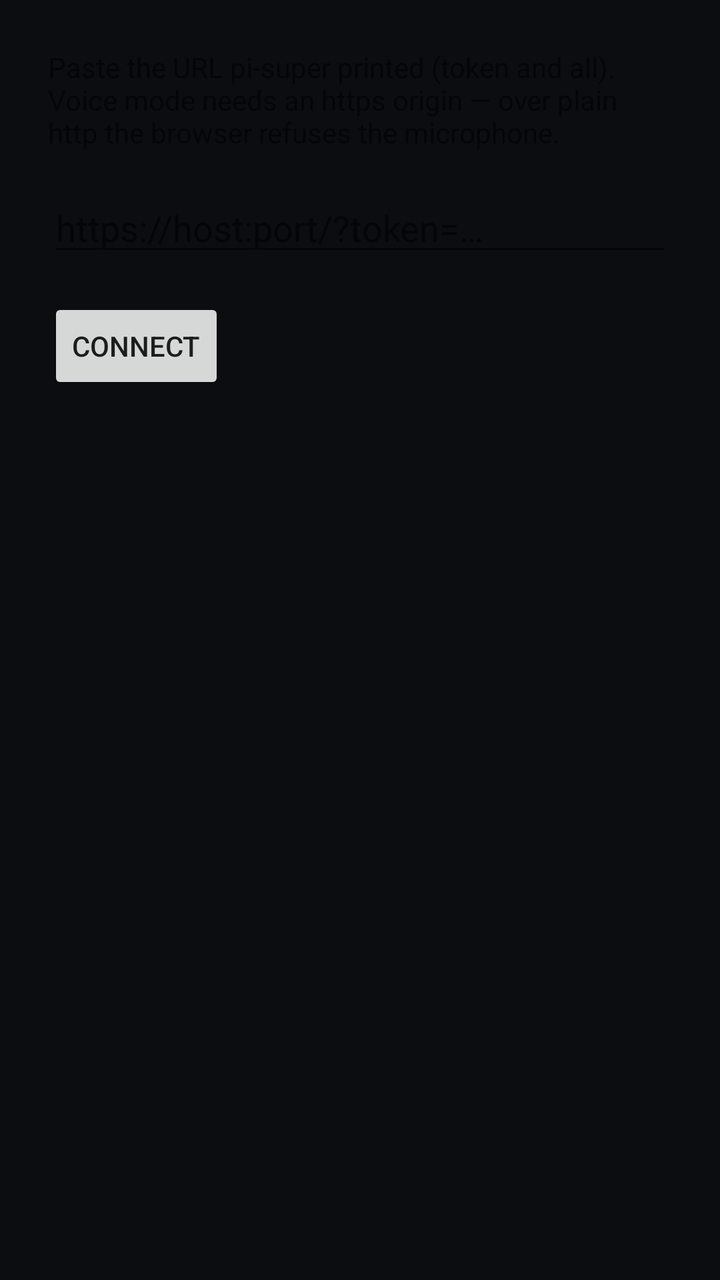
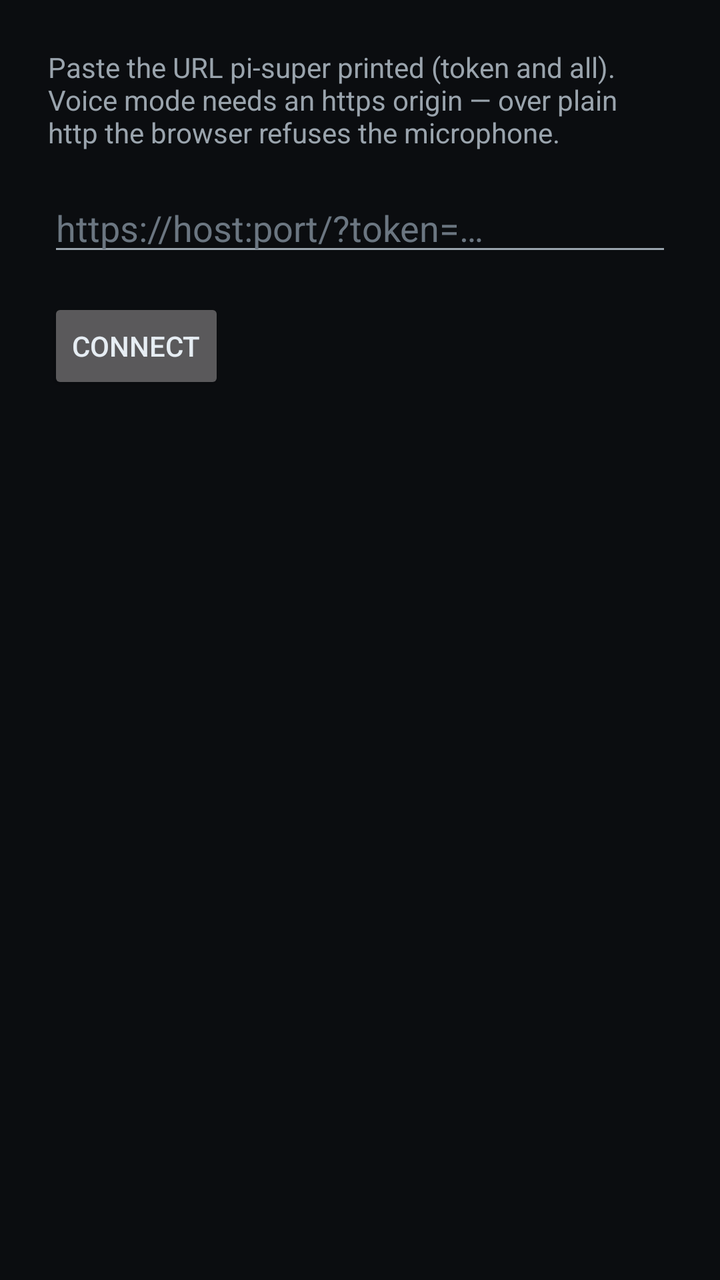

Compare the two renders of this Android layout. The source of the first and the diff that turns it into the second are given below.
<!-- AndroidManifest.xml: application theme Theme.PiSuper -->
<!-- res/layout/activity_setup.xml -->
<?xml version="1.0" encoding="utf-8"?>
<LinearLayout xmlns:android="http://schemas.android.com/apk/res/android"
	android:layout_width="match_parent"
	android:layout_height="match_parent"
	android:orientation="vertical"
	android:padding="24dp">

	<TextView
		android:layout_width="match_parent"
		android:layout_height="wrap_content"
		android:paddingBottom="16dp"
		android:text="@string/setup_explain" />

	<EditText
		android:id="@+id/url"
		android:layout_width="match_parent"
		android:layout_height="wrap_content"
		android:autofillHints="url"
		android:hint="@string/setup_hint"
		android:inputType="textUri" />

	<Button
		android:id="@+id/save"
		android:layout_width="wrap_content"
		android:layout_height="wrap_content"
		android:layout_marginTop="16dp"
		android:text="@string/setup_save" />
</LinearLayout>
<!-- resources referenced by this layout -->
<resources>
  <string name="setup_explain">Paste the URL pi-super printed (token and all). Voice mode needs an https origin — over plain http the browser refuses the microphone.</string>
  <string name="setup_hint">https://host:port/?token=…</string>
  <string name="setup_save">Connect</string>
  <style name="Theme.PiSuper" parent="Theme.AppCompat.DayNight.NoActionBar">
  		<item name="android:windowBackground">#0b0d10</item>
  	</style>
</resources>

<!-- the commit's change to res/layout/activity_setup.xml (unified diff, before → after) -->
@@ -1,7 +1,9 @@
 <?xml version="1.0" encoding="utf-8"?>
 <LinearLayout xmlns:android="http://schemas.android.com/apk/res/android"
+	android:id="@+id/root"
 	android:layout_width="match_parent"
 	android:layout_height="match_parent"
+	android:background="@color/bg"
 	android:orientation="vertical"
 	android:padding="24dp">
 
@@ -9,7 +11,8 @@
 		android:layout_width="match_parent"
 		android:layout_height="wrap_content"
 		android:paddingBottom="16dp"
-		android:text="@string/setup_explain" />
+		android:text="@string/setup_explain"
+		android:textColor="@color/fg_dim" />
 
 	<EditText
 		android:id="@+id/url"
@@ -17,7 +20,9 @@
 		android:layout_height="wrap_content"
 		android:autofillHints="url"
 		android:hint="@string/setup_hint"
-		android:inputType="textUri" />
+		android:inputType="textUri"
+		android:textColor="@color/fg"
+		android:textColorHint="@color/fg_hint" />
 
 	<Button
 		android:id="@+id/save"
<!-- resource entries referenced after the edit -->
@@ -1,10 +1,20 @@
 <!-- resources referenced by this layout -->
 <resources>
+  <color name="bg">#0b0d10</color>
+  <color name="fg">#e6edf3</color>
+  <color name="fg_dim">#9aa4ad</color>
+  <color name="fg_hint">#6b7681</color>
   <string name="setup_explain">Paste the URL pi-super printed (token and all). Voice mode needs an https origin — over plain http the browser refuses the microphone.</string>
   <string name="setup_hint">https://host:port/?token=…</string>
   <string name="setup_save">Connect</string>
-  <style name="Theme.PiSuper" parent="Theme.AppCompat.DayNight.NoActionBar">
-  		<item name="android:windowBackground">#0b0d10</item>
+  <style name="Theme.PiSuper" parent="Theme.AppCompat.NoActionBar">
+  		<item name="android:windowBackground">@color/bg</item>
+  		<item name="android:colorBackground">@color/bg</item>
+  		<item name="android:textColorPrimary">@color/fg</item>
+  		<item name="android:textColorSecondary">@color/fg_dim</item>
+  		<item name="android:textColorHint">@color/fg_hint</item>
+  		<item name="colorAccent">@color/accent</item>
   	</style>
+  <color name="accent">#7ee787</color>
 </resources>
 
